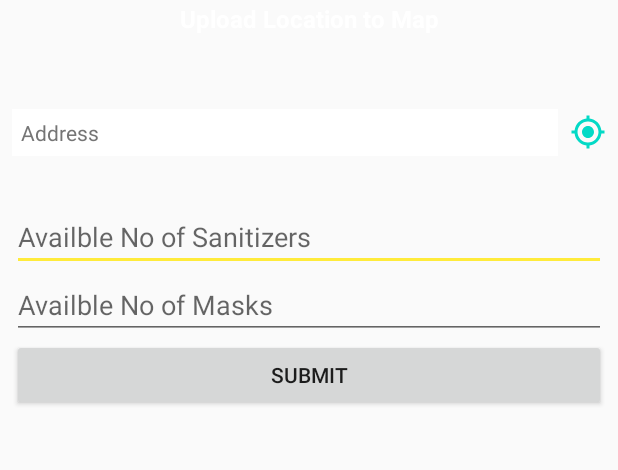
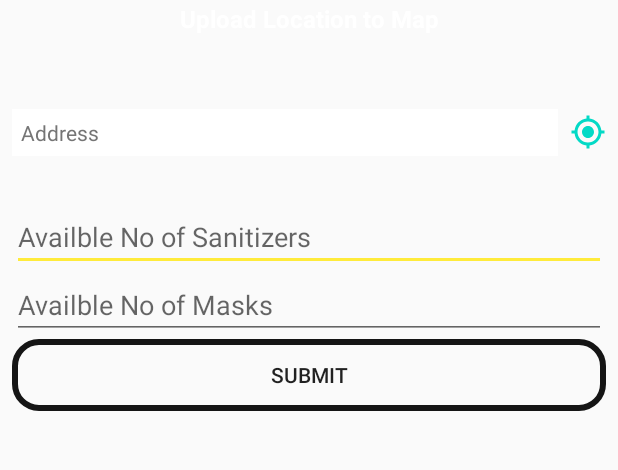
Before and after one commit to naman653/CovidHack, an Android app: the ShopActivity screen opened directly, with no data from a screen before it, on a phone screen of 412 x 824 dp, the part 149-619 px from its top. Run offline under Robolectric (Android 15) with nearby library versions, the phone set to English and light mode, and no system bars; our stand-ins replace ButterKnife, Firebase (no records; nobody signed in at launch, a user with empty details on screens opened directly); libraries missing offline, so code that uses them is left out: com.tbruyelle.rxpermissions2; 2 statements that could not run were skipped.

Commit message:
fix: UI changes in ShopActivity

```diff
--- a/app/src/main/res/layout/activity_shop.xml
+++ b/app/src/main/res/layout/activity_shop.xml
@@ -29,6 +29,7 @@
         android:layout_height="wrap_content"
         android:padding="12dp"
         android:id="@+id/submit"
-        android:text="@string/submit"/>
+        android:text="@string/submit"
+        android:background="@drawable/custom_button"/>
 
 </LinearLayout>
--- a/app/src/main/res/layout/fragment_get_meds.xml
+++ b/app/src/main/res/layout/fragment_get_meds.xml
@@ -23,11 +23,13 @@
         android:layout_width="wrap_content"
         android:layout_height="wrap_content"
         android:src="@drawable/ic_my_location"
+        android:background="@drawable/custom_button"
         android:layout_alignParentBottom="true"
         android:layout_alignParentStart="true"
         android:layout_margin="16dp"/>
 
     <Button
+        android:background="@drawable/custom_button"
         android:id="@+id/refresh"
         android:layout_width="wrap_content"
         android:layout_height="wrap_content"
```
